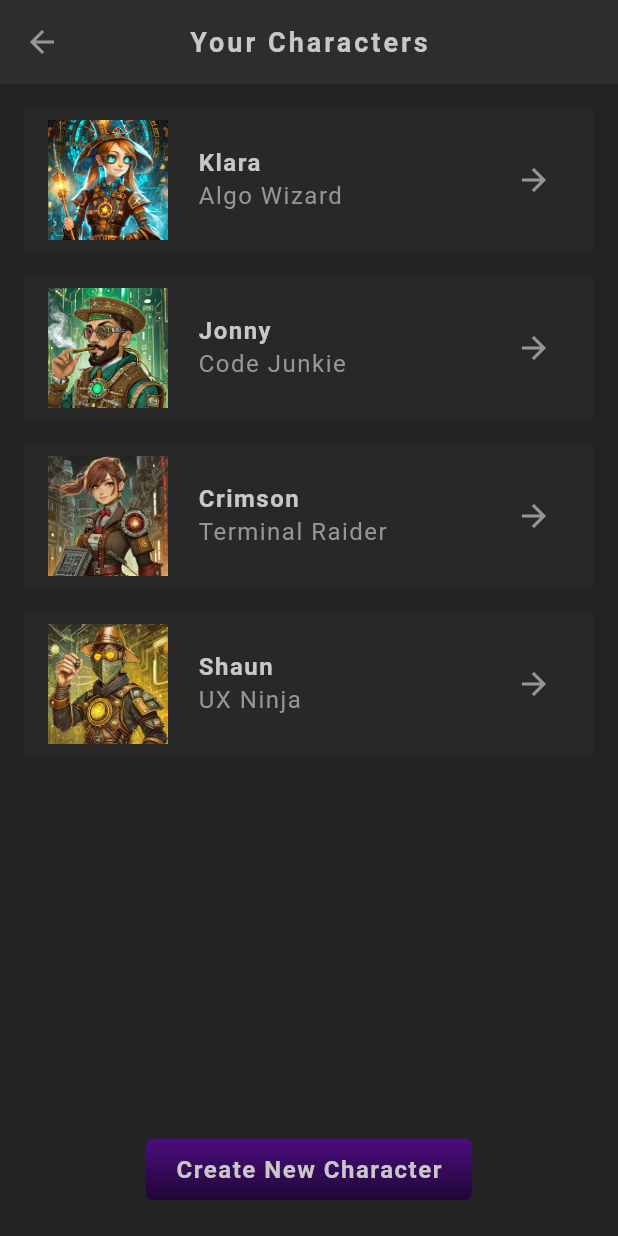
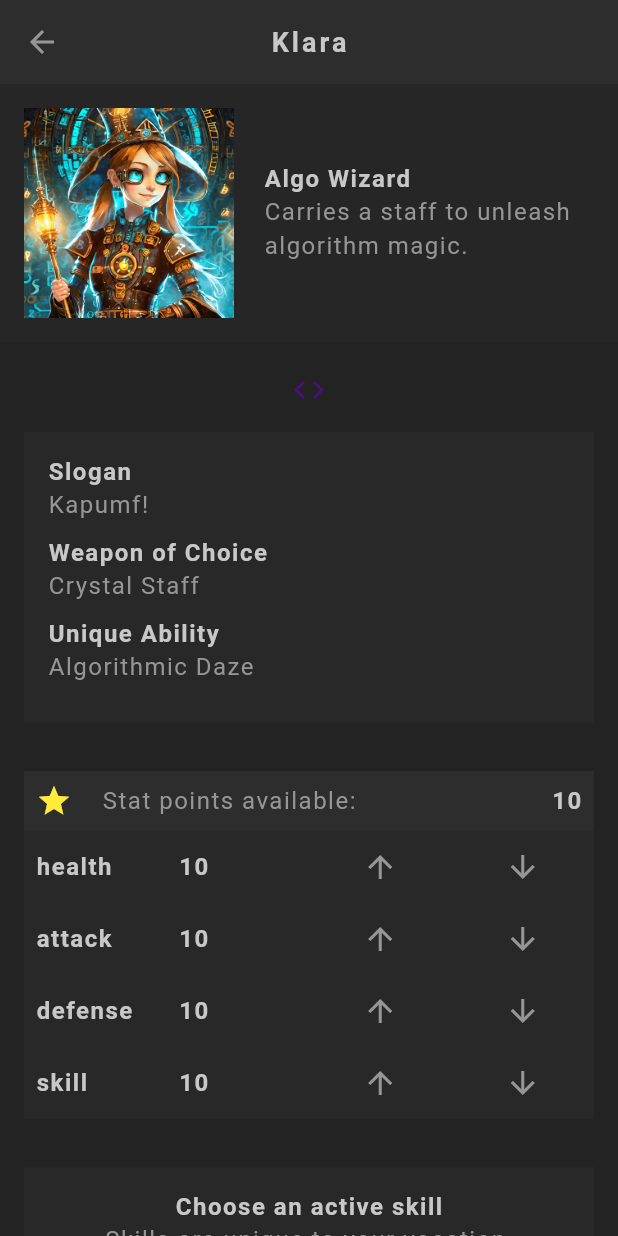
Before and after one commit to jono-rams/chacter_app, a Flutter app: the Home screen opened directly, after a tap on the "arrow forward" icon, on a phone screen of 412 x 824 dp. Run offline on Flutter 3.47's test engine with Material 3 defaults, Android fonts, the phone set to English and light mode, and no system bars; our stand-ins replace google_fonts; Roboto replaces fonts that are missing (Kanit).

Commit message:
Added Character Profile Screen

```diff
--- a/lib/main.dart
+++ b/lib/main.dart
@@ -6,7 +6,7 @@
 void main() {
   runApp(MaterialApp(
     theme: primaryTheme,
-    home: const Create(),
+    home: const Home(),
   ));
 }
 
--- a/lib/models/character.dart
+++ b/lib/models/character.dart
@@ -17,7 +17,7 @@ class Character with Stats {
   final Vocation vocation;
   final String name;
   final String slogan;
-  final int id;
+  final String id;
   bool _isFav = false;
 
   // getters
@@ -38,8 +38,8 @@ class Character with Stats {
 // dummy character data
 
 List<Character> characters = [
-  Character(id: 1, name: 'Klara', vocation: Vocation.wizard, slogan: 'Kapumf!'),
-  Character(id: 2, name: 'Jonny', vocation: Vocation.junkie, slogan: 'Light me up...'),
-  Character(id: 3, name: 'Crimson', vocation: Vocation.raider, slogan: 'Fire in the hole!'),
-  Character(id: 4, name: 'Shaun', vocation: Vocation.ninja, slogan: 'Alright then gang.'),
+  Character(id: '1', name: 'Klara', vocation: Vocation.wizard, slogan: 'Kapumf!'),
+  Character(id: '2', name: 'Jonny', vocation: Vocation.junkie, slogan: 'Light me up...'),
+  Character(id: '3', name: 'Crimson', vocation: Vocation.raider, slogan: 'Fire in the hole!'),
+  Character(id: '4', name: 'Shaun', vocation: Vocation.ninja, slogan: 'Alright then gang.'),
 ];
--- a/lib/screens/create/create.dart
+++ b/lib/screens/create/create.dart
@@ -1,6 +1,7 @@
 import 'package:character_app/models/character.dart';
 import 'package:character_app/models/vocation.dart';
 import 'package:character_app/screens/create/vocation_card.dart';
+import 'package:character_app/screens/home/home.dart';
 import 'package:character_app/shared/styled_button.dart';
 import 'package:character_app/shared/styled_text.dart';
 import 'package:character_app/theme.dart';
@@ -44,23 +45,63 @@ class _CreateState extends State<Create> {
   void _handleSubmit() {
     if (_nameController.text.trim().isEmpty)
       {
-        // TODO: show error dialog
+        // show error dialog
+
+        showDialog(
+          context: context,
+          builder: (ctx) {
+            return AlertDialog(
+              title: const StyledHeadline(text: 'Missing Character Name'),
+              content: const StyledText(text: 'Every good RPG character needs a great name...'),
+              actions: [
+                StyledButton(
+                  onPressed: () {
+                    Navigator.pop(context);
+                  },
+                  child: const StyledHeadline(text: 'Close'),
+                )
+              ],
+              actionsAlignment: MainAxisAlignment.center,
+            );
+          }
+        );
+
         return;
       }
     if (_sloganController.text.trim().isEmpty)
       {
-        // TODO: show error dialog
+        // show error dialog
+
+        showDialog(
+            context: context,
+            builder: (ctx) {
+              return AlertDialog(
+                title: const StyledHeadline(text: 'Missing Character Slogan'),
+                content: const StyledText(text: 'Remember to add a catchy saying...'),
+                actions: [
+                  StyledButton(
+                    onPressed: () {
+                      Navigator.pop(context);
+                    },
+                    child: const StyledHeadline(text: 'Close'),
+                  )
+                ],
+                actionsAlignment: MainAxisAlignment.center,
+              );
+            }
+        );
+
         return;
       }
 
-    characters.add(
-      Character(
-        id: int.parse(uuid.v4()),
-        name: _nameController.text.trim(),
-        slogan: _sloganController.text.trim(),
-        vocation: selectedVocation,
-      )
+    Character char = Character(
+      id: uuid.v4(),
+      name: _nameController.text.trim(),
+      slogan: _sloganController.text.trim(),
+      vocation: selectedVocation,
     );
+
+    Navigator.pop(context, char);
   }
 
   @override
--- a/lib/screens/home/character_card.dart
+++ b/lib/screens/home/character_card.dart
@@ -1,4 +1,5 @@
 import 'package:character_app/models/character.dart';
+import 'package:character_app/screens/profile/profile.dart';
 import 'package:character_app/shared/styled_text.dart';
 import 'package:flutter/material.dart';
 import 'package:character_app/theme.dart';
@@ -35,7 +36,11 @@ class CharacterCard extends StatelessWidget {
             ),
 
             IconButton(
-              onPressed: () {},
+              onPressed: () {
+                Navigator.push(context, MaterialPageRoute(
+                  builder: (ctx) => Profile(character: character),
+                ));
+              },
               icon: const Icon(
                 Icons.arrow_forward,
                 color: AppColors.textColor,
--- a/lib/screens/home/home.dart
+++ b/lib/screens/home/home.dart
@@ -1,3 +1,4 @@
+import 'package:character_app/screens/create/create.dart';
 import 'package:character_app/screens/home/character_card.dart';
 import 'package:character_app/shared/styled_button.dart';
 import 'package:flutter/material.dart';
@@ -32,7 +33,17 @@ class _HomeState extends State<Home> {
               ),
             ),
             StyledButton(
-              onPressed: () {},
+              onPressed: () async {
+                dynamic result = await Navigator.push(context, MaterialPageRoute(
+                  builder: (ctx) => const Create(),
+                ));
+
+                if(result != null) {
+                  setState(() {
+                    characters.add(result as Character);
+                  });
+                }
+                },
               child: const StyledHeadline(text: 'Create New Character')),
           ],
         ),
--- /dev/null
+++ b/lib/screens/profile/profile.dart
@@ -0,0 +1,109 @@
+import 'package:character_app/models/character.dart';
+import 'package:character_app/screens/profile/skill_list.dart';
+import 'package:character_app/screens/profile/stats_table.dart';
+import 'package:character_app/shared/styled_button.dart';
+import 'package:character_app/shared/styled_text.dart';
+import 'package:character_app/theme.dart';
+import 'package:flutter/material.dart';
+
+class Profile extends StatelessWidget {
+  const Profile({required this.character, super.key});
+
+  final Character character;
+
+  @override
+  Widget build(BuildContext context) {
+    return Scaffold(
+      appBar: AppBar(
+        title: StyledTitle(text: character.name)
+      ),
+      body: SingleChildScrollView(
+        child: Column(
+          crossAxisAlignment: CrossAxisAlignment.center,
+          children: [
+
+            // basic info - image, vocation, description
+            Container(
+              padding: const EdgeInsets.all(16),
+              color: AppColors.secondaryColor.withOpacity(0.3),
+              child: Row(
+                children: [
+                  Image.asset('assets/img/vocations/${character.vocation.image}',
+                    width: 140,
+                    height: 140,
+                  ),
+                  const SizedBox(width: 20),
+                  Expanded(
+                    child: Column(
+                      crossAxisAlignment: CrossAxisAlignment.start,
+                      children: [
+                        StyledHeadline(text: character.vocation.title),
+                        StyledText(text: character.vocation.description),
+                      ],
+                    ),
+                  )
+                ],
+              ),
+            ),
+
+            // weapon and ability
+            const SizedBox(height: 20),
+            const Center(
+              child: Icon(
+                Icons.code,
+                color: AppColors.primaryColor
+              )
+            ),
+            Padding(
+              padding: const EdgeInsets.all(16),
+              child: Container(
+                width: double.infinity,
+                padding: const EdgeInsets.all(16),
+                color: AppColors.secondaryColor.withOpacity(0.5),
+                child: Column(
+                  crossAxisAlignment: CrossAxisAlignment.start,
+                  children: [
+                    const StyledHeadline(text: 'Slogan'),
+                    StyledText(text: character.slogan),
+                    const SizedBox(height: 10),
+                    const StyledHeadline(text: 'Weapon of Choice'),
+                    StyledText(text: character.vocation.weapon),
+                    const SizedBox(height: 10),
+                    const StyledHeadline(text: 'Unique Ability'),
+                    StyledText(text: character.vocation.ability),
+                    const SizedBox(height: 10),
+                  ],
+                ),
+              ),
+            ),
+
+            // stats & skills
+            Container(
+              alignment: Alignment.center,
+              child: Column(
+                  children: [
+                    StatsTable(character),
+                    SkillList(character),
+                  ],
+              ),
+            ),
+
+            // save button
+            StyledButton(
+              onPressed: () {
+                // show snackbar
+                ScaffoldMessenger.of(context).showSnackBar(const SnackBar(
+                  content: StyledHeadline(text: 'Character saved.'),
+                  showCloseIcon: true,
+                  backgroundColor: AppColors.secondaryColor,
+                  duration: Duration(seconds: 2),
+                ));
+              },
+              child: const StyledHeadline(text: 'Save Character')),
+            const SizedBox(height: 20),
+          ],
+        ),
+      ),
+    );
+  }
+}
--- /dev/null
+++ b/lib/screens/profile/skill_list.dart
@@ -0,0 +1,78 @@
+import 'package:flutter/material.dart';
+import 'package:character_app/models/character.dart';
+import 'package:character_app/models/skill.dart';
+import 'package:character_app/shared/styled_text.dart';
+import 'package:character_app/theme.dart';
+
+class SkillList extends StatefulWidget {
+  const SkillList(this.character, {super.key});
+
+  final Character character;
+
+  @override
+  State<SkillList> createState() => _SkillListState();
+}
+
+class _SkillListState extends State<SkillList> {
+
+  late List<Skill> availableSkills;
+  late Skill selectedSkill;
+
+  @override
+  void initState() {
+
+    availableSkills = allSkills.where((skill) {
+      return skill.vocation == widget.character.vocation;
+    }).toList();
+
+    if (widget.character.skills.isEmpty) {
+      selectedSkill = availableSkills[0];
+    }
+    if (widget.character.skills.isNotEmpty) {
+      selectedSkill = widget.character.skills.first;
+    }
+
+    super.initState();
+  }
+
+  @override
+  Widget build(BuildContext context) {
+    return Padding(
+        padding: const EdgeInsets.all(16),
+        child: Container(
+          padding: const EdgeInsets.all(16),
+          color: AppColors.secondaryColor.withOpacity(0.5),
+          child: Column(
+            children: [
+              const StyledHeadline(text: 'Choose an active skill'),
+              const StyledText(text: 'Skills are unique to your vocation.'),
+              const SizedBox(height: 20),
+              Row(
+                mainAxisAlignment: MainAxisAlignment.center,
+                children: availableSkills.map((skill) {
+                  return Container(
+                    margin: const EdgeInsets.all(5),
+                    padding: const EdgeInsets.all(2),
+                    color: skill == selectedSkill ? Colors.yellow : Colors.transparent,
+                    child: GestureDetector(
+                      onTap: () {
+                        setState(() {
+                          widget.character.updateSkill(skill);
+                          selectedSkill = skill;
+                        });
+                      },
+                      child: Image.asset('assets/img/skills/${skill.image}',
+                        width: 70,
+                      ),
+                    ),
+                  );
+                }).toList()
+              ),
+              const SizedBox(height:10),
+              StyledText(text: selectedSkill.name),
+            ],
+          ),
+        )
+    );
+  }
+}
--- /dev/null
+++ b/lib/screens/profile/stats_table.dart
@@ -0,0 +1,98 @@
+import 'package:character_app/models/character.dart';
+import 'package:character_app/shared/styled_text.dart';
+import 'package:character_app/theme.dart';
+import 'package:flutter/material.dart';
+
+class StatsTable extends StatefulWidget {
+  const StatsTable(this.character, {super.key});
+
+  final Character character;
+
+  @override
+  State<StatsTable> createState() => _StatsTableState();
+}
+
+class _StatsTableState extends State<StatsTable> {
+  @override
+  Widget build(BuildContext context) {
+    return Padding(
+      padding: const EdgeInsets.all(16.0),
+      child: Column(
+        children: [
+          // available points
+          Container(
+              color: AppColors.secondaryColor,
+              padding: const EdgeInsets.all(8),
+              child: Row(
+                children: [
+                  Icon(Icons.star,
+                    color: widget.character.points > 0 ? Colors.yellow : Colors.grey,
+                  ),
+                  const SizedBox(width: 20),
+                  const StyledText(text: 'Stat points available:'),
+                  const Expanded(child: SizedBox()),
+                  StyledHeadline(text: widget.character.points.toString())
+                ],
+              )
+          ),
+
+          // stats table
+          Table(
+              children: widget.character.statsAsFormattedList.map((stat) {
+                return TableRow(
+                    decoration: BoxDecoration(color: AppColors.secondaryColor.withOpacity(0.5)),
+                    children: [
+
+                      // stat title (e.g. health)
+                      TableCell(
+                        verticalAlignment: TableCellVerticalAlignment.middle,
+                        child: Padding(
+                          padding: const EdgeInsets.all(8.0),
+                          child: StyledHeadline(text: stat['title']!),
+                        ),
+                      ),
+
+                      // stat value
+                      TableCell(
+                        verticalAlignment: TableCellVerticalAlignment.middle,
+                        child: Padding(
+                          padding: const EdgeInsets.all(8.0),
+                          child: StyledHeadline(text: stat['value']!),
+                        ),
+                      ),
+
+                      // icon to increase stat
+                      TableCell(
+                        verticalAlignment: TableCellVerticalAlignment.middle,
+                        child: IconButton(
+                          icon: const Icon(Icons.arrow_upward, color: AppColors.textColor),
+                          onPressed: () {
+                            setState(() {
+                              widget.character.increaseStat(stat['title']!);
+                            });
+                          },
+                        ),
+                      ),
+
+                      // icon to decrease stat
+                      TableCell(
+                        verticalAlignment: TableCellVerticalAlignment.middle,
+                        child: GestureDetector(
+                          child: const Icon(Icons.arrow_downward, color: AppColors.textColor),
+                          onTap: () {
+                            setState(() {
+                              widget.character.decreaseStat(stat['title']!);
+                            });
+                          },
+                        ),
+                      ),
+
+                    ]
+                );
+              }).toList()
+          ),
+        ],
+      ),
+    );
+  }
+}
--- a/lib/theme.dart
+++ b/lib/theme.dart
@@ -66,4 +66,11 @@ ThemeData primaryTheme = ThemeData(
     ),
     prefixIconColor: AppColors.textColor,
   ),
+
+  // dialog theme
+  dialogTheme: const DialogTheme(
+    backgroundColor: AppColors.secondaryAccent,
+    surfaceTintColor: Colors.transparent,
+  ),
+
 );
```
